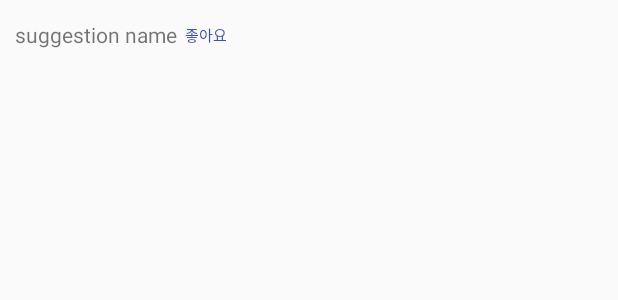
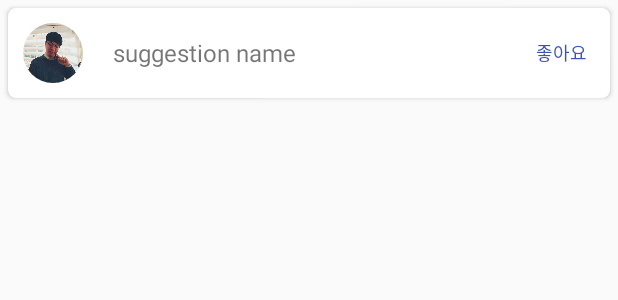
Before and after one commit to GDGKC-FirebasedHackathon/KawaiiHackathon, an Android app: the layout recyclerview_item_suggestion.xml on its own in the app's theme, with its tools: preview values and no code run, on a phone screen of 412 x 824 dp. Shown: the top 300 px of the screen. Run offline under Robolectric (Android 15) with nearby library versions, the phone set to English and light mode, and no system bars.

```diff
--- a/android_client/app/src/main/res/layout/recyclerview_item_suggestion.xml
+++ b/android_client/app/src/main/res/layout/recyclerview_item_suggestion.xml
@@ -1,37 +1,51 @@
 <?xml version="1.0" encoding="utf-8"?>
-<LinearLayout xmlns:android="http://schemas.android.com/apk/res/android"
+<android.support.v7.widget.CardView xmlns:android="http://schemas.android.com/apk/res/android"
+    xmlns:app="http://schemas.android.com/apk/res-auto"
+    android:id="@+id/recyclerview_item_suggestion_card"
     android:layout_width="match_parent"
     android:layout_height="wrap_content"
-    android:orientation="vertical"
-    android:padding="10dp">
+    android:layout_margin="5dp"
+    android:paddingBottom="15dp"
+    android:paddingTop="15dp"
+    app:cardCornerRadius="5dp">
 
     <RelativeLayout
         android:layout_width="wrap_content"
         android:layout_height="wrap_content"
-        android:orientation="horizontal">
+        android:orientation="horizontal"
+        android:padding="10dp">
+
+        <com.corikachu.yourname.CircleImageView
+            android:id="@+id/recyclerview_item_profile_image"
+            android:layout_width="40dp"
+            android:layout_height="40dp"
+            android:layout_alignParentStart="true"
+            android:layout_centerVertical="true"
+            android:layout_marginRight="20dp"
+            android:src="@drawable/image_user_profile" />
 
         <TextView
             android:id="@+id/recyclerview_item_suggestion_name"
             android:layout_width="wrap_content"
             android:layout_height="wrap_content"
             android:layout_centerVertical="true"
-            android:text="suggestion name" />
+            android:layout_toEndOf="@+id/recyclerview_item_profile_image"
+            android:text="suggestion name"
+            android:textSize="16sp" />
 
-        <Button
-            android:id="@+id/recyclerview_item_button_suggestion_like"
+        <TextView
+            android:id="@+id/recyclerview_item_suggestion_like"
             android:layout_width="wrap_content"
             android:layout_height="wrap_content"
+            android:layout_alignParentEnd="true"
             android:layout_centerVertical="true"
-            android:layout_toEndOf="@id/recyclerview_item_suggestion_name"
             android:background="@android:color/transparent"
             android:minHeight="0dp"
             android:minWidth="0dp"
             android:padding="5dp"
             android:text="@string/rating_like"
             android:textColor="@color/colorPrimary"
-            android:textSize="10sp" />
+            android:textSize="12sp" />
 
     </RelativeLayout>
-
-
-</LinearLayout>
+</android.support.v7.widget.CardView>
```
Also changed, not shown: android_client/app/src/main/java/com/corikachu/yourname/SuggestionAdapter.java (+3 -7 lines), android_client/app/src/main/java/com/corikachu/yourname/SuggestionViewHolder.java (+2 -10 lines), android_client/app/src/main/res/layout/activity_feed_detail.xml (+14 -4 lines).
